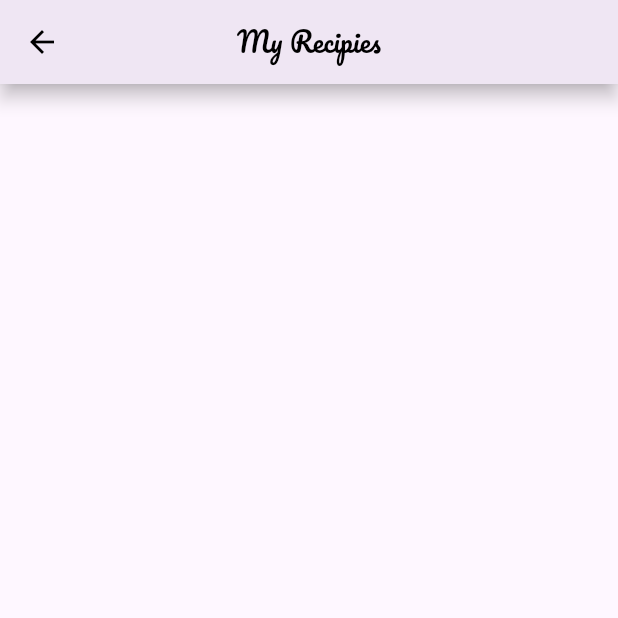
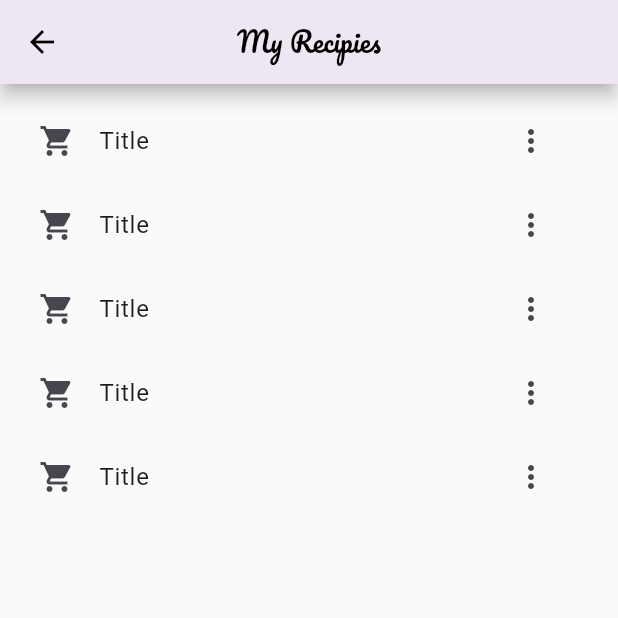
Before and after one commit to shivamgupta7837/fridge-to-feast-, a Flutter app: the MyRecipe screen opened directly, on a phone screen of 412 x 824 dp, the top half of it. Run offline on Flutter 3.47's test engine with Material 3 defaults, Android fonts, the phone set to English and light mode, and no system bars; our stand-ins replace bloc, dio, equatable, firebase_core, flutter_bloc, google_fonts and 3 more; accounts and stored records are empty.

Commit message:
added new functionalities

```diff
--- a/lib/logic/cubit/my_recipes/my_recipes_cubit.dart
+++ b/lib/logic/cubit/my_recipes/my_recipes_cubit.dart
@@ -1,8 +1,23 @@
 import 'package:bloc/bloc.dart';
 import 'package:equatable/equatable.dart';
+import 'package:fridge_to_feast/models/my_recipies_model.dart';
 
 part 'my_recipes_state.dart';
 
 class MyRecipesCubit extends Cubit<MyRecipesState> {
+  List<MyRecipiesModel> list = [];
   MyRecipesCubit() : super(MyRecipesInitial());
+
+  void addDataFromGeminiResponse({required String data,required String title}){
+    list.add(MyRecipiesModel(title: title, recipe: data));
+
+    emit(MyRecipesLoadedState(data: List.from(list)));
+  }
+
+  List<MyRecipiesModel> readGeminiResponse(){
+    if(list.isEmpty){
+      return [];
+    }
+     return list;
+  }
 }
--- /dev/null
+++ b/lib/models/my_recipies_model.dart
@@ -0,0 +1,6 @@
+class MyRecipiesModel{
+  final String title;
+  final String recipe;
+
+  MyRecipiesModel({required this.title, required this.recipe});
+}
--- a/lib/presentation/screens/ui/navigations/myDrawer/my_recipe.dart
+++ b/lib/presentation/screens/ui/navigations/myDrawer/my_recipe.dart
@@ -9,6 +9,7 @@ class MyRecipe extends StatelessWidget {
   @override
   Widget build(BuildContext context) {
     return  Scaffold(
+      backgroundColor: Colors.grey.shade50,
        appBar: AppBar(
         centerTitle: true,
         // backgroundColor: Colors.grey.shade100,
@@ -21,9 +22,22 @@ class MyRecipe extends StatelessWidget {
               GoogleFonts.pacifico(fontSize: 18, fontWeight: FontWeight.w300),
         ),
       ),
-      body: Column(
-        children: [],
-      ),
+      body: Padding(
+        padding: const EdgeInsets.all(10.0),
+        child: ListView.builder(
+          itemCount: 5,
+          itemBuilder: (context,index){
+          return ListTile(
+                              leading: const Icon(Icons.shopping_cart),
+                              title: Text('Title'),
+                              trailing: IconButton(
+                                icon: const Icon(Icons.more_vert),
+                                onPressed: () {}
+                              )
+                              );
+        },
+        ),
+      )
     );
   }
 }
```
Also changed, not shown: lib/logic/cubit/my_recipes/my_recipes_state.dart (+18 -0 lines).
